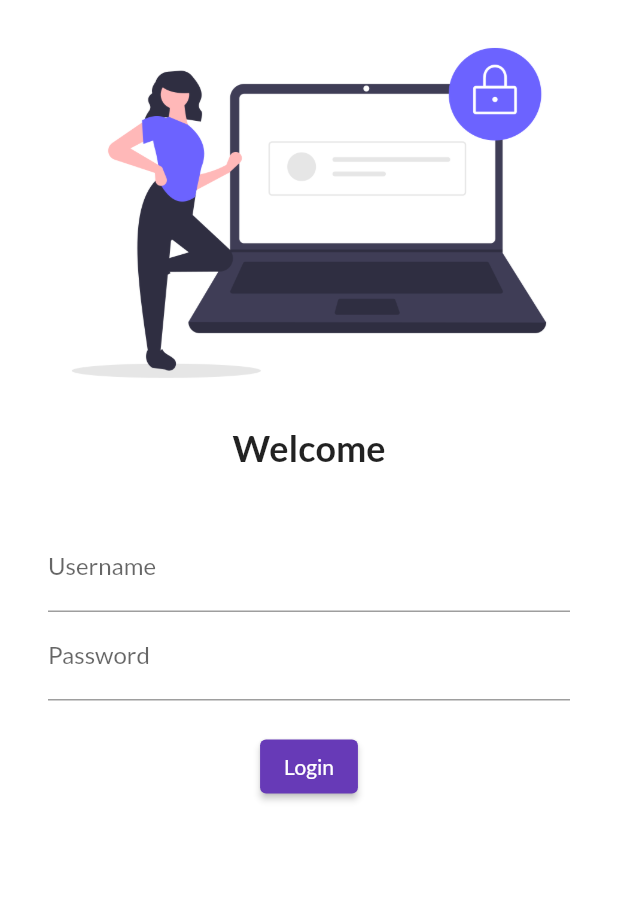
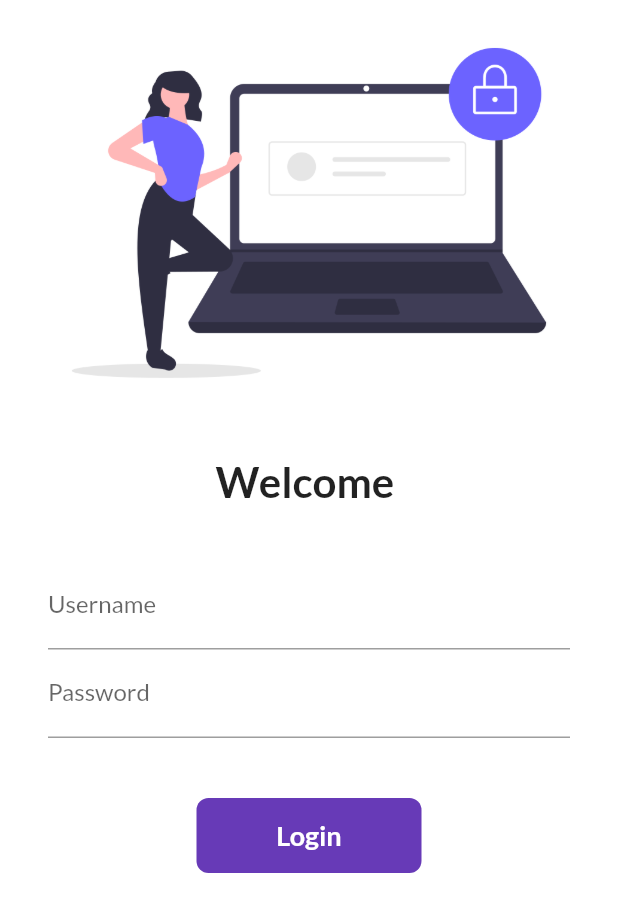
Before and after one commit to amitmahajan09/30DaysOfFlutter, a Flutter app: the screen it shows after launch, on a phone screen of 412 x 824 dp. Shown: the top 912 px of the screen. Run offline on Flutter 3.47's test engine with Material 2 defaults, Android fonts, the phone set to English and light mode, and no system bars; our stand-ins replace google_fonts.

Commit message:
day6 completed

```diff
--- a/lib/main.dart
+++ b/lib/main.dart
@@ -1,6 +1,7 @@
 import 'package:flutter/material.dart';
 import 'package:flutter_complete_guide/pages/home_page.dart';
 import 'package:flutter_complete_guide/pages/login_page.dart';
+import 'package:flutter_complete_guide/utils/routes.dart';
 import 'package:google_fonts/google_fonts.dart';
 
 void main() {
@@ -15,12 +16,13 @@ class MyApp extends StatelessWidget {
       theme: ThemeData(
           primarySwatch: Colors.deepPurple,
           fontFamily: GoogleFonts.lato().fontFamily),
+      //debugShowCheckedModeBanner: false,
       darkTheme: ThemeData(brightness: Brightness.dark),
       initialRoute: "/login",
       routes: {
         "/": (context) => LoginPage(),
-        "/home": (context) => HomePage(),
-        "/login": (context) => LoginPage()
+        MyRoutes.homeRoute: (context) => HomePage(),
+        MyRoutes.loginRoute: (context) => LoginPage()
       },
     );
   }
--- a/lib/pages/login_page.dart
+++ b/lib/pages/login_page.dart
@@ -1,20 +1,33 @@
 import 'package:flutter/material.dart';
+import 'package:flutter_complete_guide/utils/routes.dart';
 
-class LoginPage extends StatelessWidget {
+class LoginPage extends StatefulWidget {
+  @override
+  _LoginPageState createState() => _LoginPageState();
+}
+
+class _LoginPageState extends State<LoginPage> {
+  String name = "";
+  bool changeButton = false;
   @override
   Widget build(BuildContext context) {
     return Material(
         color: Colors.white,
-        child: Column(
+        child: SingleChildScrollView(
+            child: Column(
           children: [
             Image.asset(
               "assets/images/login_image.png",
               fit: BoxFit.cover,
+              //height: 300,
+            ),
+            SizedBox(
+              height: 20.0,
             ),
             Text(
-              "Welcome",
+              "Welcome $name",
               style: TextStyle(
-                fontSize: 24,
+                fontSize: 28,
                 fontWeight: FontWeight.bold,
               ),
             ),
@@ -29,6 +42,10 @@ class LoginPage extends StatelessWidget {
                   TextFormField(
                     decoration: InputDecoration(
                         hintText: "Enter username", labelText: "Username"),
+                    onChanged: (value) {
+                      name = value;
+                      setState(() {});
+                    },
                   ),
                   TextFormField(
                     obscureText: true,
@@ -36,18 +53,55 @@ class LoginPage extends StatelessWidget {
                         hintText: "Enter password", labelText: "Password"),
                   ),
                   SizedBox(
-                    height: 20.0,
+                    height: 40.0,
                   ),
-                  ElevatedButton(
-                      child: Text("Login"),
-                      style: TextButton.styleFrom(),
-                      onPressed: () {
-                        print("Hi Codepur");
-                      })
+
+                  InkWell(
+                    onTap: () async {
+                      setState(() {
+                        changeButton = true;
+                      });
+                      await Future.delayed(Duration(seconds: 1));
+                      Navigator.pushNamed(context, MyRoutes.homeRoute);
+                    },
+                    child: AnimatedContainer(
+                      duration: Duration(seconds: 1),
+                      width: changeButton ? 50 : 150,
+                      height: 50,
+                      alignment: Alignment.center,
+                      child: changeButton
+                          ? Icon(
+                              Icons.done,
+                              color: Colors.white,
+                            )
+                          : Text(
+                              "Login",
+                              style: TextStyle(
+                                  color: Colors.white,
+                                  fontWeight: FontWeight.bold,
+                                  fontSize: 18),
+                            ),
+                      decoration: BoxDecoration(
+                          color: Colors.deepPurple,
+                          //    shape: changeButton
+                          //        ? BoxShape.circle
+                          //        : BoxShape.rectangle,
+                          borderRadius:
+                              BorderRadius.circular(changeButton ? 50 : 8)),
+                    ),
+                  ),
+
+                  // ElevatedButton(
+                  //   child: Text("Login"),
+                  //   style: TextButton.styleFrom(minimumSize: Size(150, 40)),
+                  //   onPressed: () {
+                  //     Navigator.pushNamed(context, MyRoutes.homeRoute);
+                  //   },
+                  // )
                 ],
               ),
             )
           ],
-        ));
+        )));
   }
 }
--- /dev/null
+++ b/lib/utils/routes.dart
@@ -0,0 +1,4 @@
+class MyRoutes {
+  static String loginRoute = "/login";
+  static String homeRoute = "/home";
+}
```
